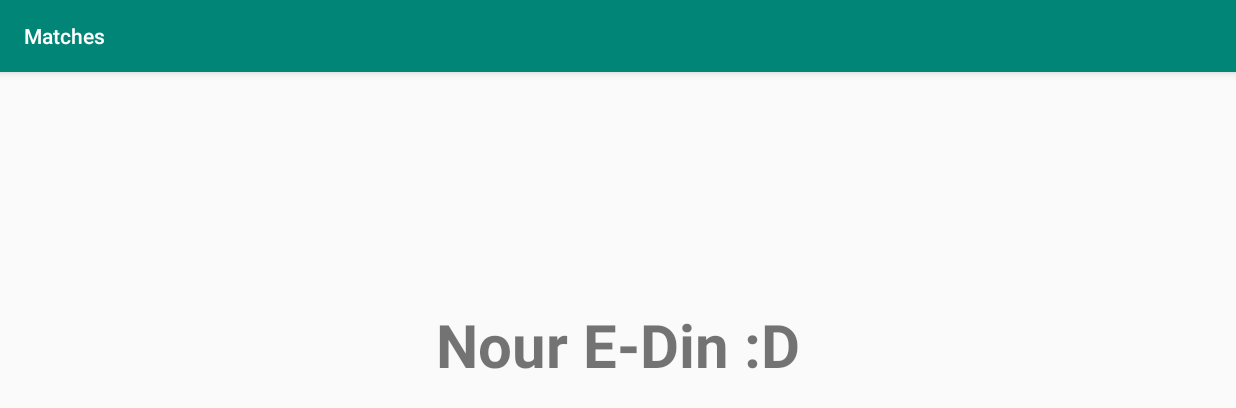
After one commit to nourmat/Matches-Game---App-Android, an Android app: the CreditActivity screen opened directly, with no data from a screen before it, on a phone screen of 824 x 412 dp (held sideways). The commit adds this screen. Shown: the top 408 px of the screen. Run offline under Robolectric (Android 15) with nearby library versions, the phone set to English and light mode, and no system bars.

Commit message:
fixed bugs and errors

```diff
--- a/app/src/main/AndroidManifest.xml
+++ b/app/src/main/AndroidManifest.xml
@@ -9,7 +9,8 @@
         android:roundIcon="@mipmap/ic_launcher_round"
         android:supportsRtl="true"
         android:theme="@style/AppTheme">
-
+        <activity android:name=".CreditActivity"
+            android:screenOrientation="landscape"></activity>
         <activity
             android:name=".GameActivity"
             android:screenOrientation="landscape" />
--- /dev/null
+++ b/app/src/main/java/com/example/matches/CreditActivity.java
@@ -0,0 +1,14 @@
+package com.example.matches;
+
+import androidx.appcompat.app.AppCompatActivity;
+
+import android.os.Bundle;
+
+public class CreditActivity extends AppCompatActivity {
+
+    @Override
+    protected void onCreate(Bundle savedInstanceState) {
+        super.onCreate(savedInstanceState);
+        setContentView(R.layout.activity_credit);
+    }
+}
--- a/app/src/main/java/com/example/matches/MainActivity.java
+++ b/app/src/main/java/com/example/matches/MainActivity.java
@@ -32,6 +32,7 @@ public class MainActivity extends AppCompatActivity {
 
     public View.OnClickListener makeListener(){
         View.OnClickListener textViewListener = new View.OnClickListener() {
+
             @Override
             public void onClick(View view) {
                 switch (view.getId()){
@@ -43,8 +44,11 @@ public class MainActivity extends AppCompatActivity {
                     case R.id.second_option:
                         break;
                     case R.id.third_option:
+                        Intent intent3 = new Intent(getApplicationContext(),CreditActivity.class);
+                        startActivity(intent3);
                         break;
                     case R.id.fourth_option:
+                        finish();
                         break;
                 }
             }
--- /dev/null
+++ b/app/src/main/res/layout/activity_credit.xml
@@ -0,0 +1,17 @@
+<?xml version="1.0" encoding="utf-8"?>
+<LinearLayout xmlns:android="http://schemas.android.com/apk/res/android"
+    xmlns:tools="http://schemas.android.com/tools"
+    android:layout_width="match_parent"
+    android:layout_height="match_parent"
+    tools:context=".CreditActivity">
+
+
+    <TextView
+        android:layout_width="match_parent"
+        android:layout_height="match_parent"
+        android:text="Nour E-Din :D"
+        android:textSize="@dimen/ScoreTextSize"
+        android:textStyle="bold"
+        android:gravity="center"/>
+
+</LinearLayout>
```
Also changed, not shown: app/src/main/java/com/example/matches/Card.java (+24 -63 lines), app/src/main/java/com/example/matches/GameActivity.java (+16 -12 lines), app/src/main/java/com/example/matches/Game_First_level.java (+9 -5 lines), app/src/main/res/layout/activity_main.xml (+0 -9 lines).
